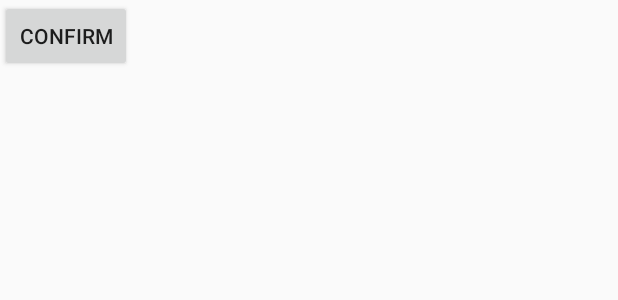
After one commit to clintonhealthaccess/chailmis-android, an Android app: the layout fragment_dispense_confirmation.xml on its own in the app's theme, with its tools: preview values and no code run, on a phone screen of 412 x 824 dp. The commit adds this screen. Shown: the top 300 px of the screen. Run offline under Robolectric (Android 15) with nearby library versions, the phone set to English and light mode, and no system bars.

```diff
--- a/app/src/main/java/org/clintonhealthaccess/lmis/app/adapters/SelectedCommoditiesAdapter.java
+++ b/app/src/main/java/org/clintonhealthaccess/lmis/app/adapters/SelectedCommoditiesAdapter.java
@@ -36,5 +36,4 @@ public class SelectedCommoditiesAdapter extends ArrayAdapter<Commodity> {
 
 
 
-
 }
--- /dev/null
+++ b/app/src/main/java/org/clintonhealthaccess/lmis/app/models/Dispensing.java
@@ -0,0 +1,6 @@
+package org.clintonhealthaccess.lmis.app.models;
+
+import java.io.Serializable;
+
+public class Dispensing implements Serializable {
+}
--- a/app/src/main/java/org/clintonhealthaccess/lmis/app/fragments/CategoryButton.java
+++ b/app/src/main/java/org/clintonhealthaccess/lmis/app/views/CategoryButton.java
@@ -1,4 +1,4 @@
-package org.clintonhealthaccess.lmis.app.fragments;
+package org.clintonhealthaccess.lmis.app.views;
 
 import android.content.Context;
 import android.widget.Button;
--- /dev/null
+++ b/app/src/main/res/layout/fragment_dispense_confirmation.xml
@@ -0,0 +1,13 @@
+<FrameLayout xmlns:android="http://schemas.android.com/apk/res/android"
+    xmlns:tools="http://schemas.android.com/tools"
+    android:layout_width="match_parent"
+    android:layout_height="match_parent"
+    tools:context=".fragments.DispenseConfirmationFragment">
+
+    <Button
+        android:id="@+id/buttonDispenseConfirm"
+        android:layout_width="wrap_content"
+        android:layout_height="wrap_content"
+        android:text="@string/confirm" />
+
+</FrameLayout>
--- a/app/src/main/res/values/strings.xml
+++ b/app/src/main/res/values/strings.xml
@@ -31,5 +31,8 @@
     <string name="registration_successful_message">Registration Successful</string>
     <string name="hello_blank_fragment">Hello blank fragment</string>
     <string name="categories">Categories</string>
+    <string name="submit">Submit</string>
+    <string name="confirm">Confirm</string>
+    <string name="close">Close</string>
 
 </resources>
```
Also changed, not shown: app/src/main/java/org/clintonhealthaccess/lmis/app/activities/DispenseActivity.java (+32 -7 lines), app/src/main/java/org/clintonhealthaccess/lmis/app/fragments/DispenseConfirmationFragment.java (added, +62 -0 lines), app/src/main/java/org/clintonhealthaccess/lmis/app/fragments/ItemSelectFragment.java (+13 -0 lines), app/src/main/res/layout/activity_dispense.xml (+9 -0 lines), app/src/main/res/layout/fragment_item_select.xml (+9 -3 lines), 2 other files.
